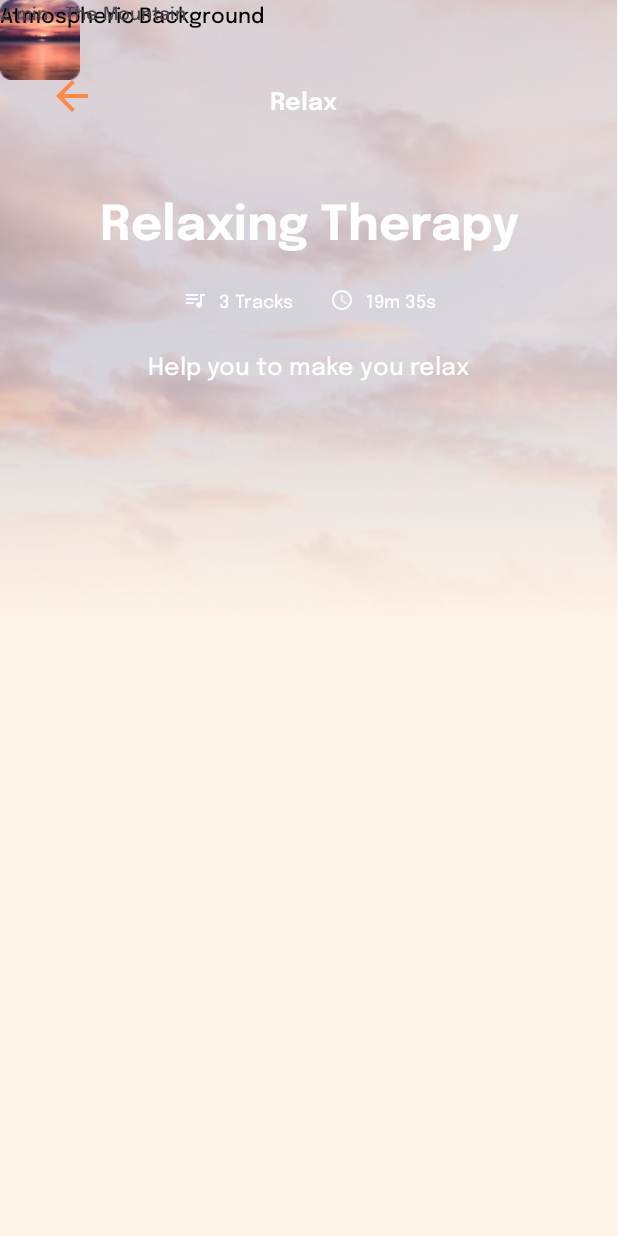
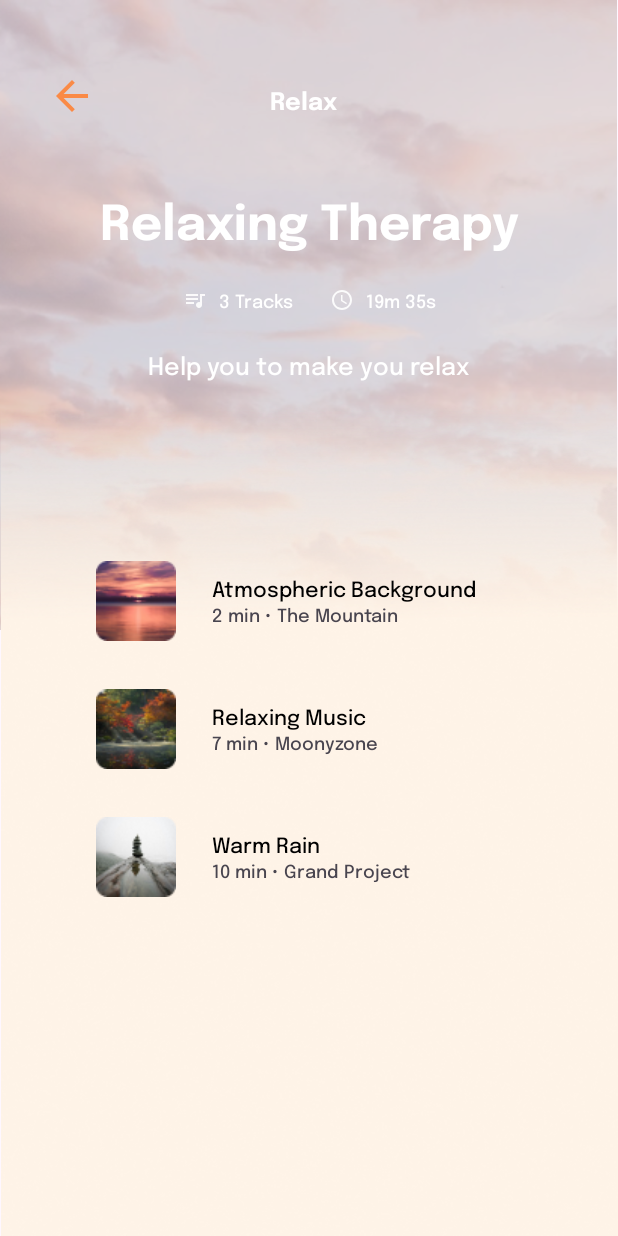
Before and after one commit to FerdinandPrabaswara/Sehati, an Android app: the MusicTherapy screen opened directly, with no data from a screen before it, on a phone screen of 412 x 824 dp. Run offline under Robolectric (Android 15) with nearby library versions, the phone set to English and light mode, and no system bars.

Commit message:
Relax Page done

```diff
--- a/app/build.gradle.kts
+++ b/app/build.gradle.kts
@@ -28,6 +28,12 @@ android {
         }
     }
 
+    android {
+        defaultConfig {
+            vectorDrawables.useSupportLibrary = true
+        }
+    }
+
     buildFeatures {
         viewBinding = true;
     }
--- a/app/src/main/res/layout/activity_music_therapy.xml
+++ b/app/src/main/res/layout/activity_music_therapy.xml
@@ -19,6 +19,7 @@
         android:layout_width="wrap_content"
         android:layout_height="wrap_content"
         app:layout_constraintBottom_toBottomOf="parent"
+        app:layout_constraintEnd_toEndOf="parent"
         app:layout_constraintStart_toStartOf="parent"
         app:srcCompat="@drawable/bgbottom" />
 
@@ -46,6 +47,7 @@
         app:layout_constraintTop_toTopOf="@+id/imageView11" />
 
     <LinearLayout
+        android:id="@+id/linearLayout3"
         android:layout_width="wrap_content"
         android:layout_height="wrap_content"
         android:layout_marginTop="48dp"
@@ -152,16 +154,35 @@
             app:layout_constraintTop_toBottomOf="@+id/titleRelax" />
     </LinearLayout>
 
-    <ImageView
-        android:id="@+id/imageView18"
+    <LinearLayout
+        android:id="@+id/linearLayout4"
         android:layout_width="wrap_content"
         android:layout_height="wrap_content"
+        android:layout_marginStart="64dp"
+        android:layout_marginTop="120dp"
+        android:gravity="center_vertical"
+        android:orientation="horizontal"
+        app:layout_constraintStart_toStartOf="parent"
+        app:layout_constraintTop_toBottomOf="@+id/linearLayout3">
+
+        <ImageView
+            android:id="@+id/imgMusic1"
+            android:layout_width="wrap_content"
+            android:layout_height="wrap_content"
+            android:layout_marginRight="24dp"
             app:srcCompat="@drawable/imageab"
             tools:layout_editor_absoluteX="64dp"
             tools:layout_editor_absoluteY="383dp" />
 
+        <LinearLayout
+            android:layout_width="wrap_content"
+            android:layout_height="wrap_content"
+            android:orientation="vertical"
+            app:layout_constraintTop_toBottomOf="@+id/linearLayout3"
+            tools:layout_editor_absoluteX="129dp">
+
             <TextView
-        android:id="@+id/textView16"
+                android:id="@+id/titleMusic1"
                 android:layout_width="wrap_content"
                 android:layout_height="wrap_content"
                 android:fontFamily="@font/epilogue_medium"
@@ -171,7 +192,7 @@
                 tools:layout_editor_absoluteY="389dp" />
 
             <TextView
-        android:id="@+id/textView17"
+                android:id="@+id/detailMusic1"
                 android:layout_width="wrap_content"
                 android:layout_height="wrap_content"
                 android:fontFamily="@font/epilogue_medium"
@@ -179,6 +200,103 @@
                 android:textSize="12sp"
                 tools:layout_editor_absoluteX="147dp"
                 tools:layout_editor_absoluteY="420dp" />
+        </LinearLayout>
+    </LinearLayout>
 
+    <LinearLayout
+        android:id="@+id/linearLayout5"
+        android:layout_width="wrap_content"
+        android:layout_height="wrap_content"
+        android:layout_marginStart="64dp"
+        android:layout_marginTop="32dp"
+        android:gravity="center_vertical"
+        android:orientation="horizontal"
+        app:layout_constraintStart_toStartOf="parent"
+        app:layout_constraintTop_toBottomOf="@+id/linearLayout4">
 
+        <ImageView
+            android:id="@+id/imgMusic2"
+            android:layout_width="wrap_content"
+            android:layout_height="wrap_content"
+            android:layout_weight="1"
+            android:layout_marginRight="24dp"
+            app:srcCompat="@drawable/imagerm" />
+
+        <LinearLayout
+            android:layout_width="wrap_content"
+            android:layout_height="wrap_content"
+            android:orientation="vertical"
+            app:layout_constraintTop_toBottomOf="@+id/linearLayout3"
+            tools:layout_editor_absoluteX="129dp">
+
+            <TextView
+                android:id="@+id/titleMusic2"
+                android:layout_width="wrap_content"
+                android:layout_height="wrap_content"
+                android:fontFamily="@font/epilogue_medium"
+                android:text="Relaxing Music"
+                android:textColor="@color/black"
+                tools:layout_editor_absoluteX="147dp"
+                tools:layout_editor_absoluteY="389dp" />
+
+            <TextView
+                android:id="@+id/detailMusic2"
+                android:layout_width="wrap_content"
+                android:layout_height="wrap_content"
+                android:fontFamily="@font/epilogue_medium"
+                android:text="7 min • Moonyzone"
+                android:textSize="12sp"
+                tools:layout_editor_absoluteX="147dp"
+                tools:layout_editor_absoluteY="420dp" />
+        </LinearLayout>
+
+    </LinearLayout>
+
+    <LinearLayout
+        android:layout_width="wrap_content"
+        android:layout_height="wrap_content"
+        android:layout_marginStart="64dp"
+        android:layout_marginTop="32dp"
+        android:gravity="center_vertical"
+        android:orientation="horizontal"
+        app:layout_constraintStart_toStartOf="parent"
+        app:layout_constraintTop_toBottomOf="@+id/linearLayout5">
+
+        <ImageView
+            android:id="@+id/imgMusic3"
+            android:layout_width="wrap_content"
+            android:layout_height="wrap_content"
+            android:layout_weight="1"
+            android:layout_marginRight="24dp"
+            app:srcCompat="@drawable/imagewr" />
+
+        <LinearLayout
+            android:layout_width="wrap_content"
+            android:layout_height="wrap_content"
+            android:orientation="vertical"
+            app:layout_constraintTop_toBottomOf="@+id/linearLayout3"
+            tools:layout_editor_absoluteX="129dp">
+
+            <TextView
+                android:id="@+id/titleMusic3"
+                android:layout_width="wrap_content"
+                android:layout_height="wrap_content"
+                android:fontFamily="@font/epilogue_medium"
+                android:text="Warm Rain"
+                android:textColor="@color/black"
+                tools:layout_editor_absoluteX="147dp"
+                tools:layout_editor_absoluteY="389dp" />
+
+            <TextView
+                android:id="@+id/detailMusic3"
+                android:layout_width="wrap_content"
+                android:layout_height="wrap_content"
+                android:fontFamily="@font/epilogue_medium"
+                android:text="10 min • Grand Project"
+                android:textSize="12sp"
+                tools:layout_editor_absoluteX="147dp"
+                tools:layout_editor_absoluteY="420dp" />
+        </LinearLayout>
+
+    </LinearLayout>
 </androidx.constraintlayout.widget.ConstraintLayout>
```
Lines whose indentation alone changed are shown as unchanged.
